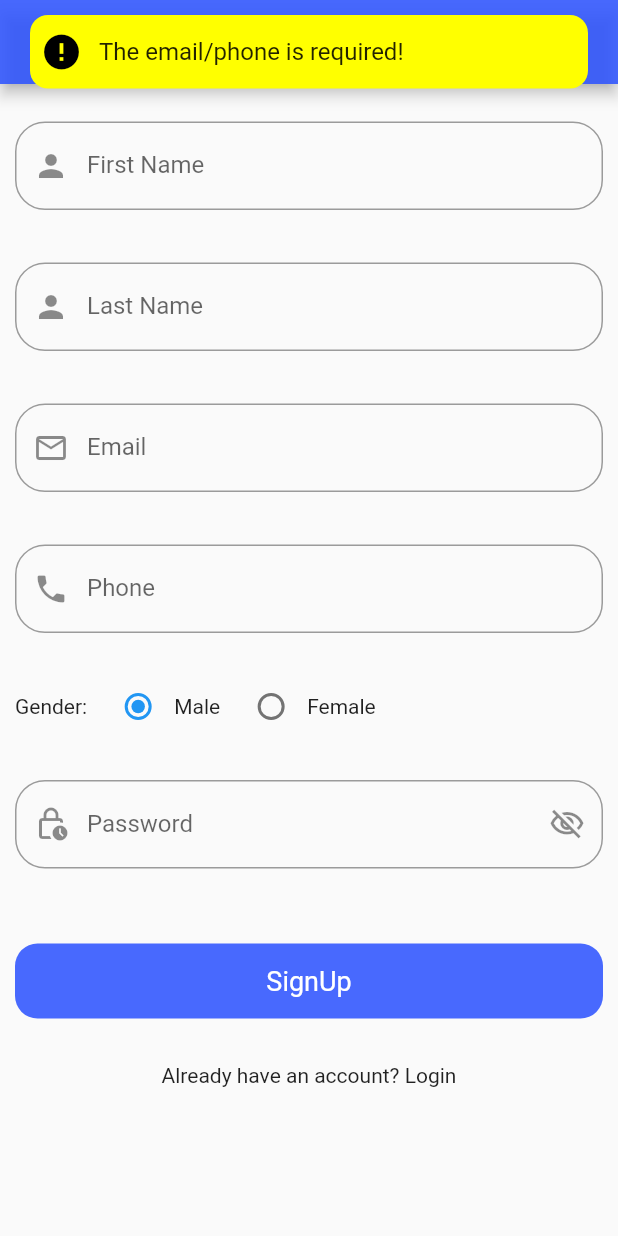
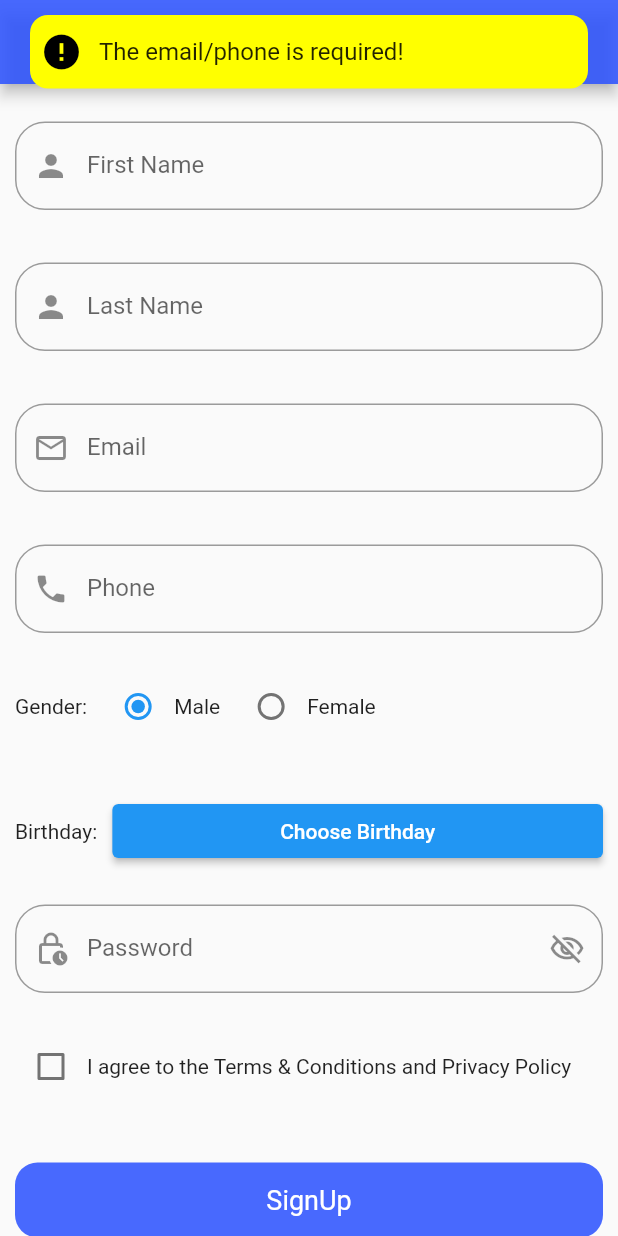
Before and after one commit to mhshobuj/dCard, a Flutter app: the SignUpScreen screen opened by its route, after a tap on "SignUp", on a phone screen of 412 x 824 dp. Run offline on Flutter 3.47's test engine with Material 2 defaults, Android fonts, the phone set to English and light mode, and no system bars; drawn by our look-alikes of another_flushbar; our stand-ins replace fluttertoast.

Commit message:
sign up birthday feild add and design change

```diff
--- a/lib/view/signup_screen.dart
+++ b/lib/view/signup_screen.dart
@@ -1,4 +1,5 @@
 import 'package:flutter/material.dart';
+import 'package:intl/intl.dart';
 import 'package:provider/provider.dart';
 
 import '../res/color.dart';
@@ -31,6 +32,7 @@ class SignUpScreen extends StatefulWidget {
 
    String _selectedGender = 'male';
    DateTime? _selectedDate;
+   bool isTermsAccepted = false;
 
    @override
    void dispose() {
@@ -184,6 +186,38 @@ class SignUpScreen extends StatefulWidget {
                      ],
                    ),
                  ),
+                 const SizedBox(height: 15.0), // Adjust spacing as needed
+                 Padding(
+                   padding: const EdgeInsets.all(10.0),
+                   child: Row(
+                     children: [
+                       const Text("Birthday:"),
+                       const SizedBox(width: 10),
+                       Expanded( // Allow expansion for date picker
+                         child: ElevatedButton(
+                           onPressed: () async {
+                             final selectedDate = await showDatePicker(
+                               context: context,
+                               initialDate: DateTime.now(),
+                               firstDate: DateTime(1900),
+                               lastDate: DateTime.now(),
+                             );
+                             if (selectedDate != null) {
+                               setState(() {
+                                 _selectedDate = selectedDate;
+                               });
+                             }
+                           },
+                           child: Text(
+                             _selectedDate != null
+                                 ? DateFormat('dd-MM-yyyy').format(_selectedDate!)
+                                 : 'Choose Birthday',
+                           ),
+                         ),
+                       ),
+                     ],
+                   ),
+                 ),
                  const SizedBox(height: 5.0),// Add space between fields
                  Padding(
                    padding: const EdgeInsets.all(10.0),
@@ -216,12 +250,29 @@ class SignUpScreen extends StatefulWidget {
                      ),
                    ),
                  ),
-                 const SizedBox(height: 30),
+                 const SizedBox(height: 5.0), // Add space between fields
+                 Padding(
+                   padding: const EdgeInsets.all(10.0),
+                   child: Row(
+                     children: [
+                       Checkbox(
+                         value: isTermsAccepted,
+                         onChanged: (value) {
+                           setState(() {
+                             isTermsAccepted = value!;
+                           });
+                         },
+                       ),
+                       const Text('I agree to the Terms & Conditions and Privacy Policy'),
+                     ],
+                   ),
+                 ),
+                 const SizedBox(height: 20),
                  RoundButton(
                    title: "SignUp",
                    loading: authViewMode.signUpLoading,
-                   onPress: () {
-                     if (_firstNameController.text.isEmpty) {
+                   onPress: (){
+                       if (_emailController.text.isEmpty) {
                          Utils.flushBarErrorMessage("The email/phone is required!", context);
                        } else if (_passwordController.text.isEmpty) {
                          Utils.flushBarErrorMessage(
@@ -229,12 +280,14 @@ class SignUpScreen extends StatefulWidget {
                        } else if (_passwordController.text.length < 8) {
                          Utils.flushBarErrorMessage(
                              "The password must have 8 digit!", context);
-                     } else {
+                       } else if(!isTermsAccepted){
+                         Utils.flushBarErrorMessage("Please agree with the terms and conditions", context);
+                       }else {
                          final Map<String, String> data = {
-                         'usr_email': _firstNameController.text.toString(),
+                           'usr_email': _emailController.text.toString(),
                            'password': _passwordController.text.toString(),
                          };
-                       authViewMode.signUpApi(data, context);
+                         //authViewMode.loginApi(data, context);
                        }
                    },
                  ),
@@ -244,6 +297,7 @@ class SignUpScreen extends StatefulWidget {
                        Navigator.pushNamed(context, RoutesName.login);
                      },
                      child: const Text("Already have an account? Login")),
+                 const SizedBox(height: 20),
                ],
              ),
            ),
--- a/pubspec.yaml
+++ b/pubspec.yaml
@@ -39,6 +39,7 @@ dependencies:
   http: ^0.13.4
   another_flushbar: ^1.12.30
   provider: ^6.1.1
+  intl: ^0.18.1
 
 dev_dependencies:
   flutter_test:
```
Also changed, not shown: pubspec.lock. Lines whose indentation alone changed are shown as unchanged.
